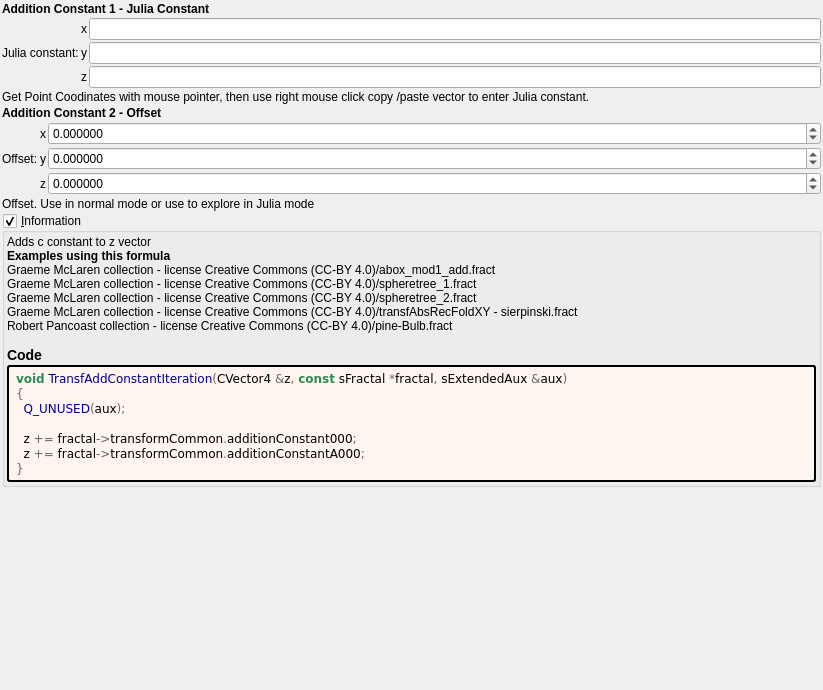
This is mandelbulber2/formula/ui/transf_add_constant.ui in irinox-ctrl/mandelbulber2 as Qt 5 draws it before an edit. The edited form follows.
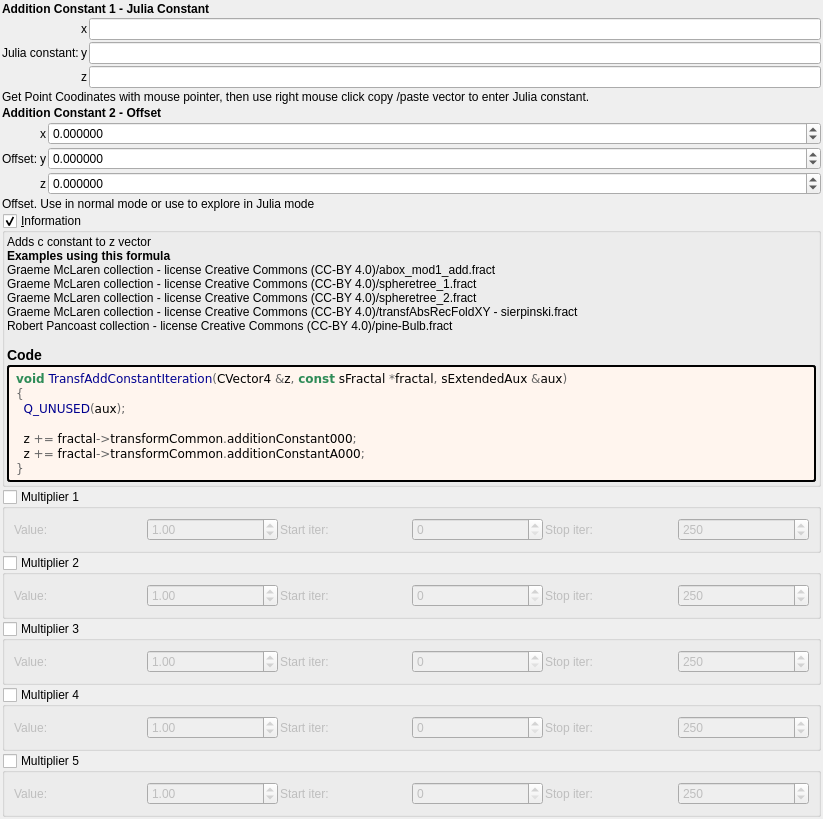
This is the edited form. Custom widgets are drawn as their Qt base class.

Commit message:
feat: add 5 general-purpose multipliers to all 1007 fractal formulas
Each multiplier has:
- Checkbox (OFF by default)
- Value spinbox (default 1.0, range -100 to 100)
- Iteration start/stop range

Logic: z *= value; DE *= |value|;

Uses existing transformCommon parameters:
- Checkboxes: functionEnabledBx/By/Bz/Bw/CzFalse
- Values: scale4/5/6/8/16
- Ranges: startIterationsB-F/stopIterationsB-F

Modified 1007 .cpp (CPU), 1006 .cl (GPU), 1023 .ui files.
Both source (formula/) and deploy (deploy/share/) copies updated.

Patch:
```diff
--- a/mandelbulber2/formula/ui/transf_add_constant.ui
+++ b/mandelbulber2/formula/ui/transf_add_constant.ui
@@ -335,6 +335,192 @@
      </layout>
     </widget>
    </item>
+   <item>
+    <widget class="MyGroupBox" name="groupCheck_transf_function_enabledBx_false">
+     <property name="title"><string>Multiplier 1</string></property>
+     <property name="checkable"><bool>true</bool></property>
+     <property name="checked"><bool>false</bool></property>
+     <layout class="QGridLayout" name="gridLayout_mult1">
+      <property name="spacing"><number>2</number></property>
+      <item row="0" column="0">
+       <widget class="QLabel"><property name="text"><string>Value:</string></property></widget>
+      </item>
+      <item row="0" column="1">
+       <widget class="MyDoubleSpinBox" name="spinbox_transf_scale_4">
+        <property name="minimum"><double>-100.0</double></property><property name="maximum"><double>100.0</double></property>
+        <property name="singleStep"><double>0.01</double></property><property name="value"><double>1.0</double></property>
+       </widget>
+      </item>
+      <item row="0" column="2">
+       <widget class="QLabel"><property name="text"><string>Start iter:</string></property></widget>
+      </item>
+      <item row="0" column="3">
+       <widget class="MySpinBox" name="spinboxInt_transf_start_iterations_B">
+        <property name="minimum"><number>0</number></property><property name="maximum"><number>10000</number></property>
+        <property name="value"><number>0</number></property>
+       </widget>
+      </item>
+      <item row="0" column="4">
+       <widget class="QLabel"><property name="text"><string>Stop iter:</string></property></widget>
+      </item>
+      <item row="0" column="5">
+       <widget class="MySpinBox" name="spinboxInt_transf_stop_iterations_B">
+        <property name="minimum"><number>0</number></property><property name="maximum"><number>10000</number></property>
+        <property name="value"><number>250</number></property>
+       </widget>
+      </item>
+     </layout>
+    </widget>
+   </item>
+   <item>
+    <widget class="MyGroupBox" name="groupCheck_transf_function_enabledBy_false">
+     <property name="title"><string>Multiplier 2</string></property>
+     <property name="checkable"><bool>true</bool></property>
+     <property name="checked"><bool>false</bool></property>
+     <layout class="QGridLayout" name="gridLayout_mult2">
+      <property name="spacing"><number>2</number></property>
+      <item row="0" column="0">
+       <widget class="QLabel"><property name="text"><string>Value:</string></property></widget>
+      </item>
+      <item row="0" column="1">
+       <widget class="MyDoubleSpinBox" name="spinbox_transf_scale_5">
+        <property name="minimum"><double>-100.0</double></property><property name="maximum"><double>100.0</double></property>
+        <property name="singleStep"><double>0.01</double></property><property name="value"><double>1.0</double></property>
+       </widget>
+      </item>
+      <item row="0" column="2">
+       <widget class="QLabel"><property name="text"><string>Start iter:</string></property></widget>
+      </item>
+      <item row="0" column="3">
+       <widget class="MySpinBox" name="spinboxInt_transf_start_iterations_C">
+        <property name="minimum"><number>0</number></property><property name="maximum"><number>10000</number></property>
+        <property name="value"><number>0</number></property>
+       </widget>
+      </item>
+      <item row="0" column="4">
+       <widget class="QLabel"><property name="text"><string>Stop iter:</string></property></widget>
+      </item>
+      <item row="0" column="5">
+       <widget class="MySpinBox" name="spinboxInt_transf_stop_iterations_C">
+        <property name="minimum"><number>0</number></property><property name="maximum"><number>10000</number></property>
+        <property name="value"><number>250</number></property>
+       </widget>
+      </item>
+     </layout>
+    </widget>
+   </item>
+   <item>
+    <widget class="MyGroupBox" name="groupCheck_transf_function_enabledBz_false">
+     <property name="title"><string>Multiplier 3</string></property>
+     <property name="checkable"><bool>true</bool></property>
+     <property name="checked"><bool>false</bool></property>
+     <layout class="QGridLayout" name="gridLayout_mult3">
+      <property name="spacing"><number>2</number></property>
+      <item row="0" column="0">
+       <widget class="QLabel"><property name="text"><string>Value:</string></property></widget>
+      </item>
+      <item row="0" column="1">
+       <widget class="MyDoubleSpinBox" name="spinbox_transf_scale_6">
+        <property name="minimum"><double>-100.0</double></property><property name="maximum"><double>100.0</double></property>
+        <property name="singleStep"><double>0.01</double></property><property name="value"><double>1.0</double></property>
+       </widget>
+      </item>
+      <item row="0" column="2">
+       <widget class="QLabel"><property name="text"><string>Start iter:</string></property></widget>
+      </item>
+      <item row="0" column="3">
+       <widget class="MySpinBox" name="spinboxInt_transf_start_iterations_D">
+        <property name="minimum"><number>0</number></property><property name="maximum"><number>10000</number></property>
+        <property name="value"><number>0</number></property>
+       </widget>
+      </item>
+      <item row="0" column="4">
+       <widget class="QLabel"><property name="text"><string>Stop iter:</string></property></widget>
+      </item>
+      <item row="0" column="5">
+       <widget class="MySpinBox" name="spinboxInt_transf_stop_iterations_D">
+        <property name="minimum"><number>0</number></property><property name="maximum"><number>10000</number></property>
+        <property name="value"><number>250</number></property>
+       </widget>
+      </item>
+     </layout>
+    </widget>
+   </item>
+   <item>
+    <widget class="MyGroupBox" name="groupCheck_transf_function_enabledBw_false">
+     <property name="title"><string>Multiplier 4</string></property>
+     <property name="checkable"><bool>true</bool></property>
+     <property name="checked"><bool>false</bool></property>
+     <layout class="QGridLayout" name="gridLayout_mult4">
+      <property name="spacing"><number>2</number></property>
+      <item row="0" column="0">
+       <widget class="QLabel"><property name="text"><string>Value:</string></property></widget>
+      </item>
+      <item row="0" column="1">
+       <widget class="MyDoubleSpinBox" name="spinbox_transf_scale_8">
+        <property name="minimum"><double>-100.0</double></property><property name="maximum"><double>100.0</double></property>
+        <property name="singleStep"><double>0.01</double></property><property name="value"><double>1.0</double></property>
+       </widget>
+      </item>
+      <item row="0" column="2">
+       <widget class="QLabel"><property name="text"><string>Start iter:</string></property></widget>
+      </item>
+      <item row="0" column="3">
+       <widget class="MySpinBox" name="spinboxInt_transf_start_iterations_E">
+        <property name="minimum"><number>0</number></property><property name="maximum"><number>10000</number></property>
+        <property name="value"><number>0</number></property>
+       </widget>
+      </item>
+      <item row="0" column="4">
+       <widget class="QLabel"><property name="text"><string>Stop iter:</string></property></widget>
+      </item>
+      <item row="0" column="5">
+       <widget class="MySpinBox" name="spinboxInt_transf_stop_iterations_E">
+        <property name="minimum"><number>0</number></property><property name="maximum"><number>10000</number></property>
+        <property name="value"><number>250</number></property>
+       </widget>
+      </item>
+     </layout>
+    </widget>
+   </item>
+   <item>
+    <widget class="MyGroupBox" name="groupCheck_transf_function_enabledCz_false">
+     <property name="title"><string>Multiplier 5</string></property>
+     <property name="checkable"><bool>true</bool></property>
+     <property name="checked"><bool>false</bool></property>
+     <layout class="QGridLayout" name="gridLayout_mult5">
+      <property name="spacing"><number>2</number></property>
+      <item row="0" column="0">
+       <widget class="QLabel"><property name="text"><string>Value:</string></property></widget>
+      </item>
+      <item row="0" column="1">
+       <widget class="MyDoubleSpinBox" name="spinbox_transf_scale_16">
+        <property name="minimum"><double>-100.0</double></property><property name="maximum"><double>100.0</double></property>
+        <property name="singleStep"><double>0.01</double></property><property name="value"><double>1.0</double></property>
+       </widget>
+      </item>
+      <item row="0" column="2">
+       <widget class="QLabel"><property name="text"><string>Start iter:</string></property></widget>
+      </item>
+      <item row="0" column="3">
+       <widget class="MySpinBox" name="spinboxInt_transf_start_iterations_F">
+        <property name="minimum"><number>0</number></property><property name="maximum"><number>10000</number></property>
+        <property name="value"><number>0</number></property>
+       </widget>
+      </item>
+      <item row="0" column="4">
+       <widget class="QLabel"><property name="text"><string>Stop iter:</string></property></widget>
+      </item>
+      <item row="0" column="5">
+       <widget class="MySpinBox" name="spinboxInt_transf_stop_iterations_F">
+        <property name="minimum"><number>0</number></property><property name="maximum"><number>10000</number></property>
+        <property name="value"><number>250</number></property>
+       </widget>
+      </item>
+     </layout>
+    </widget>
+   </item>
+
    <item>
     <spacer name="verticalSpacer">
      <property name="orientation">
@@ -367,6 +553,11 @@
    <extends>QLineEdit</extends>
    <header>my_line_edit.h</header>
   </customwidget>
+   <customwidget>
+   <class>MySpinBox</class>
+   <extends>QSpinBox</extends>
+   <header>my_spin_box.h</header>
+  </customwidget>
  </customwidgets>
  <tabstops>
   <tabstop>vect3_transf_addition_constant_x</tabstop>
```
The commit also changes 3972 other files.
